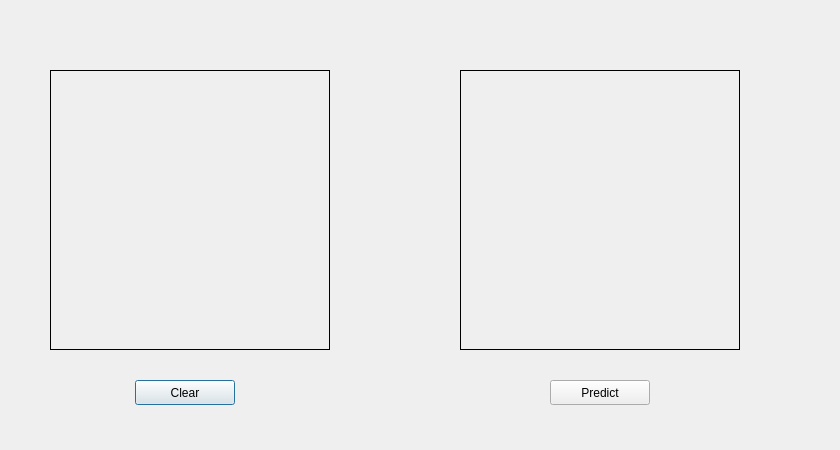
Above: GUI/GUI.ui from adityanbahuguna/HandDR before the change. Below: the same form after it.
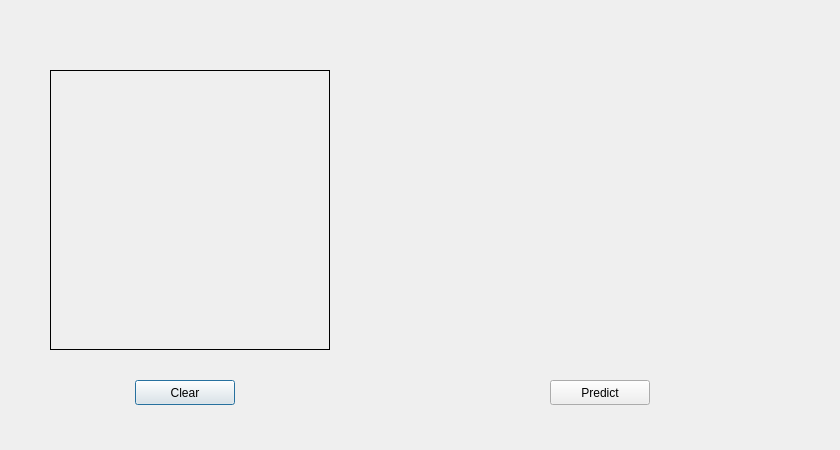
That is the form after the change.

The edit to the form file:
```diff
--- a/GUI/GUI.ui
+++ b/GUI/GUI.ui
@@ -80,6 +80,9 @@
    <property name="frameShadow">
     <enum>QFrame::Plain</enum>
    </property>
+   <property name="lineWidth">
+    <number>0</number>
+   </property>
    <widget class="QWidget" name="page_3"/>
    <widget class="QWidget" name="page_4"/>
   </widget>
```
